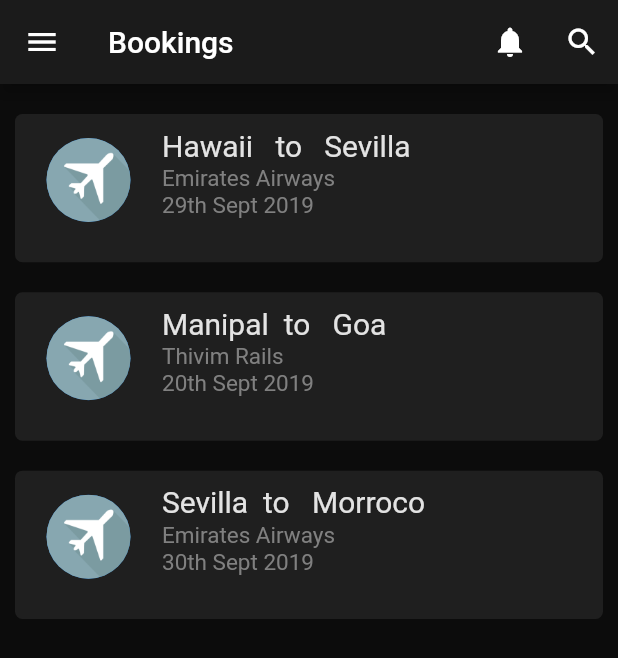
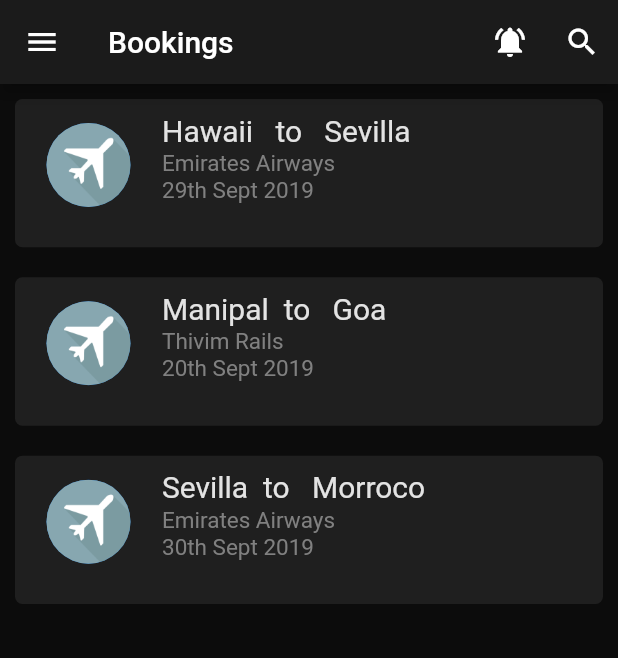
Before and after one commit to SimranPaul/DevFest-19, a Flutter app: the screen it shows after launch, on a phone screen of 412 x 824 dp. Shown: the top 658 px of the screen. Run offline on Flutter 3.47's test engine with Material 2 defaults, Android fonts, the light colour scheme and no system bars.

Commit message:
Update main.dart

```diff
--- a/lib/main.dart
+++ b/lib/main.dart
@@ -1,5 +1,6 @@
 import 'package:flutter/material.dart';
 
+import 'notif.dart';
 import 'cards.dart';
 
 void main() => runApp(MyApp());
@@ -35,10 +36,7 @@
             onPressed: () {},
           ),
           actions: <Widget>[
-            IconButton(
-              icon: Icon(Icons.notifications),
-              onPressed: () {},
-            ),
+           Notif(),
             IconButton(
               icon: Icon(Icons.search),
               onPressed: () {},
@@ -51,10 +49,7 @@
         body: ListView(
           children: <Widget>[
 
-            Padding(
-              padding: EdgeInsets.only(top: 10.0),
-              child: Placard("Hawaii   to   Sevilla", "29th Sept 2019", "Emirates Airways"),
-            ),
+            Placard("Hawaii   to   Sevilla", "29th Sept 2019", "Emirates Airways"),
             Placard("Manipal  to   Goa", "20th Sept 2019", "Thivim Rails"),
             Placard("Sevilla  to   Morroco", "30th Sept 2019", "Emirates Airways")
           ],
```
